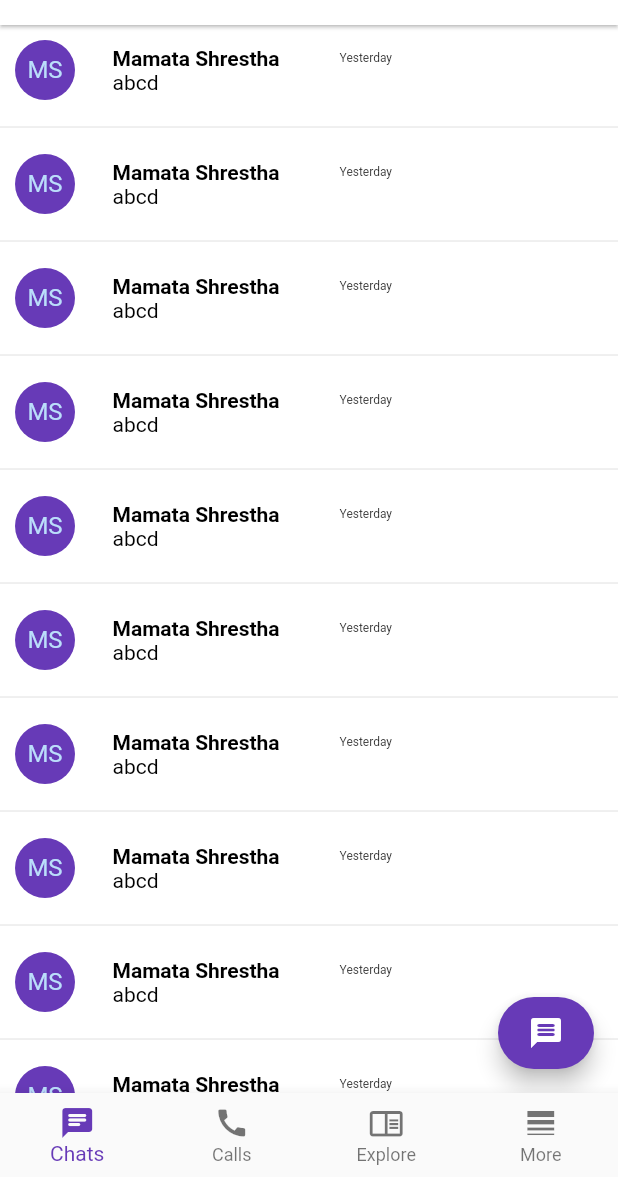
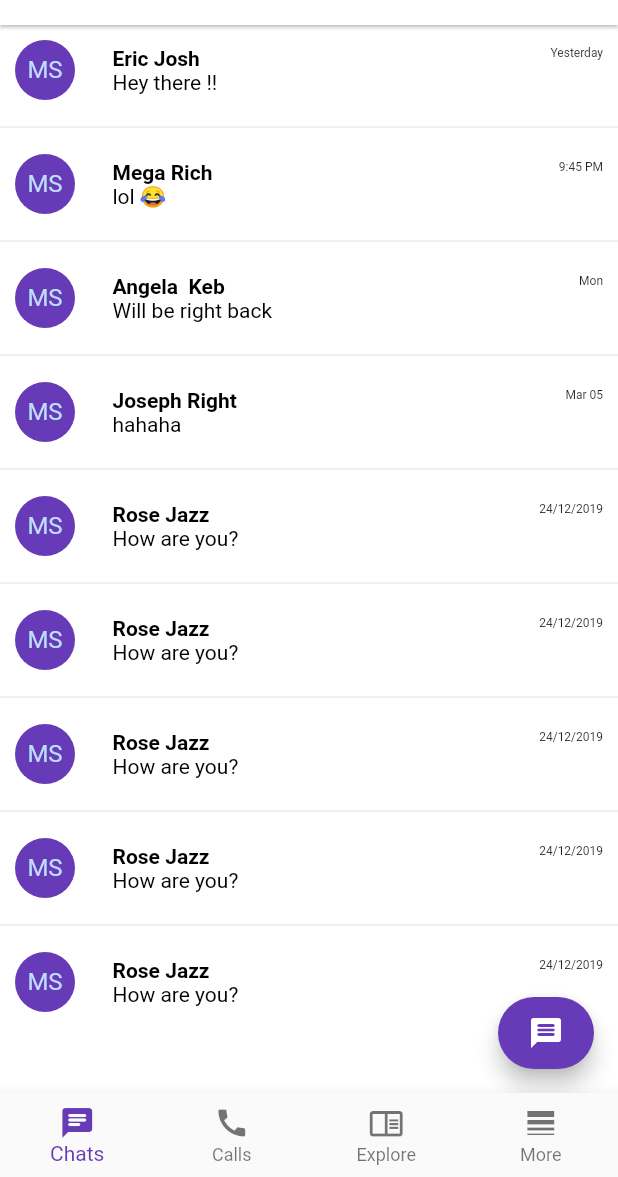
Before and after one commit to smamata/viber, a Flutter app: the screen it shows after launch, on a phone screen of 412 x 824 dp, the part 59-1236 px from its top. Run offline on Flutter 3.47's test engine with Material 2 defaults, Android fonts, the phone set to English and light mode, and no system bars; statements that could not run were skipped.

Commit message:
location changes

```diff
--- /dev/null
+++ b/lib/pages/HomePage.dart
@@ -0,0 +1,64 @@
+import 'dart:ui';
+
+import 'package:flutter/material.dart';
+import 'package:viber/pages/call.dart';
+import 'package:viber/pages/explore.dart';
+import 'package:viber/pages/more.dart';
+import 'package:viber/pages/viber.dart';
+
+class HomePage extends StatefulWidget {
+  const HomePage({Key? key}) : super(key: key);
+
+  @override
+  _HomePageState createState() => _HomePageState();
+}
+
+class _HomePageState extends State<HomePage> {
+  int currentState = 0;
+  static List<Widget> _widgetOptions = <Widget>[
+    Home(),
+    CallsPage(),
+    Explore(),
+    More()
+  ];
+  @override
+  Widget build(BuildContext context) {
+    return Scaffold(
+      extendBodyBehindAppBar: true,
+      body: Center(
+        child: _widgetOptions.elementAt(currentState),
+      ),
+      //buttom navigation bar
+      bottomNavigationBar: BottomNavigationBar(
+        currentIndex: currentState,
+        type: BottomNavigationBarType.fixed,
+        items: const <BottomNavigationBarItem>[
+          BottomNavigationBarItem(
+            icon: Icon(
+              Icons.chat_rounded,
+            ),
+            label: 'Chats',
+          ),
+          BottomNavigationBarItem(
+            icon: Icon(Icons.call),
+            label: 'Calls',
+          ),
+          BottomNavigationBarItem(
+            icon: Icon(Icons.chrome_reader_mode_outlined),
+            label: 'Explore',
+          ),
+          BottomNavigationBarItem(
+            icon: Icon(Icons.line_weight_outlined),
+            label: 'More',
+          ),
+        ],
+        onTap: (int index) {
+          setState(() {
+            currentState = index;
+          });
+        },
+        selectedItemColor: Colors.deepPurple,
+      ),
+    );
+  }
+}
--- /dev/null
+++ b/lib/pages/viber.dart
@@ -0,0 +1,128 @@
+import 'package:flutter/material.dart';
+import 'package:viber/pages/abc.dart';
+
+class Home extends StatefulWidget {
+  const Home({Key? key}) : super(key: key);
+
+  @override
+  _HomeState createState() => _HomeState();
+}
+
+Widget message(String Name, String msg, String time) {
+  return SizedBox(
+    width: double.infinity,
+    child: Padding(
+      padding: const EdgeInsets.all(10.0),
+      child: Row(
+        children: [
+          CircleAvatar(
+            backgroundColor: Colors.deepPurple,
+            child: Text("MS"),
+          ),
+          SizedBox(
+            width: 25,
+          ),
+          Expanded(
+            child: Column(
+              crossAxisAlignment: CrossAxisAlignment.start,
+              children: [
+                Row(
+                  mainAxisAlignment: MainAxisAlignment.spaceBetween,
+                  crossAxisAlignment: CrossAxisAlignment.start,
+                  children: [
+                    Text(
+                      Name,
+                      style: TextStyle(
+                          fontWeight: FontWeight.bold, color: Colors.black),
+                    ),
+                    Text(
+                      time,
+                      style: TextStyle(fontSize: 8.0),
+                    )
+                  ],
+                ),
+                Text(
+                  msg,
+                  style: TextStyle(color: Colors.black),
+                ),
+              ],
+            ),
+          )
+        ],
+      ),
+    ),
+  );
+}
+
+class _HomeState extends State<Home> {
+  int currentState = 0;
+  @override
+  Widget build(BuildContext context) {
+    return Scaffold(
+      backgroundColor: Colors.white,
+      appBar: AppBar(
+        elevation: 1,
+        backgroundColor: Colors.white,
+        title: Text(
+          "Viber",
+          style: TextStyle(
+              color: Colors.black, fontWeight: FontWeight.bold, fontSize: 20),
+        ),
+        actions: [
+          IconButton(
+            onPressed: () {},
+            icon: Icon(Icons.camera_alt_rounded),
+            color: Colors.deepPurple,
+            iconSize: 30,
+          ),
+          IconButton(
+            onPressed: () {},
+            icon: Icon(Icons.search_outlined),
+            color: Colors.deepPurple,
+            iconSize: 30,
+          )
+        ],
+      ),
+      body: SingleChildScrollView(
+        child: Column(
+          children: [
+            InkWell(
+                onTap: () {
+                  Navigator.push(context,
+                      MaterialPageRoute(builder: (context) => const Abc()));
+                },
+                child: message('Eric Josh', 'Hey there !!', 'Yesterday')),
+            Divider(),
+            message('Mega Rich', 'lol 😂', '9:45 PM'),
+            Divider(),
+            message('Angela  Keb', 'Will be right back', 'Mon'),
+            Divider(),
+            message('Joseph Right', 'hahaha', 'Mar 05'),
+            Divider(),
+            SizedBox(
+              child: Expanded(
+                child: ListView.builder(
+                    physics: NeverScrollableScrollPhysics(),
+                    shrinkWrap: true,
+                    itemCount: 5,
+                    itemBuilder: (BuildContext context, int index) {
+                      return Column(
+                        children: [
+                          message('Rose Jazz', 'How are you?', '24/12/2019'),
+                          index == 4 ? SizedBox() : Divider(),
+                        ],
+                      );
+                    }),
+              ),
+            )
+          ],
+        ),
+      ),
+      floatingActionButton: FloatingActionButton.extended(
+        onPressed: () {},
+        backgroundColor: Colors.deepPurple,
+        label: Icon(Icons.message_rounded),
+      ),
+    );
+  }
+}
```
Also changed, not shown: lib/main.dart (+4 -4 lines), lib/pages/explore.dart (added, +193 -0 lines).
